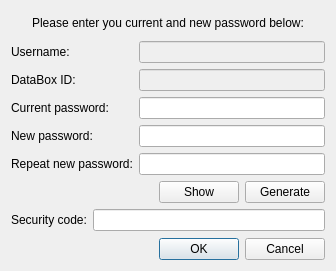
Before: the Qt Designer form src/gui/ui/dlg_change_pwd.ui in psakar/datovka, drawn with Qt 5.
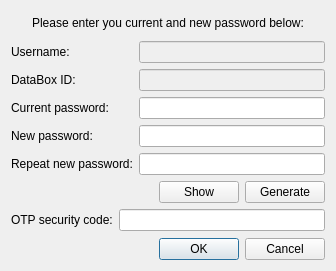
After: the same form once the commit is applied. Icons and pictures are not drawn.

Commit message: Change password crashes - fixed password generation (issue #161)

Diff of the .ui file:
```diff
--- a/src/gui/ui/dlg_change_pwd.ui
+++ b/src/gui/ui/dlg_change_pwd.ui
@@ -175,7 +175,7 @@
      <item row="0" column="0">
       <widget class="QLabel" name="label_7">
        <property name="text">
-        <string>Security code:</string>
+        <string>OTP security code:</string>
        </property>
       </widget>
      </item>
```
The commit also changes 1 other file.
